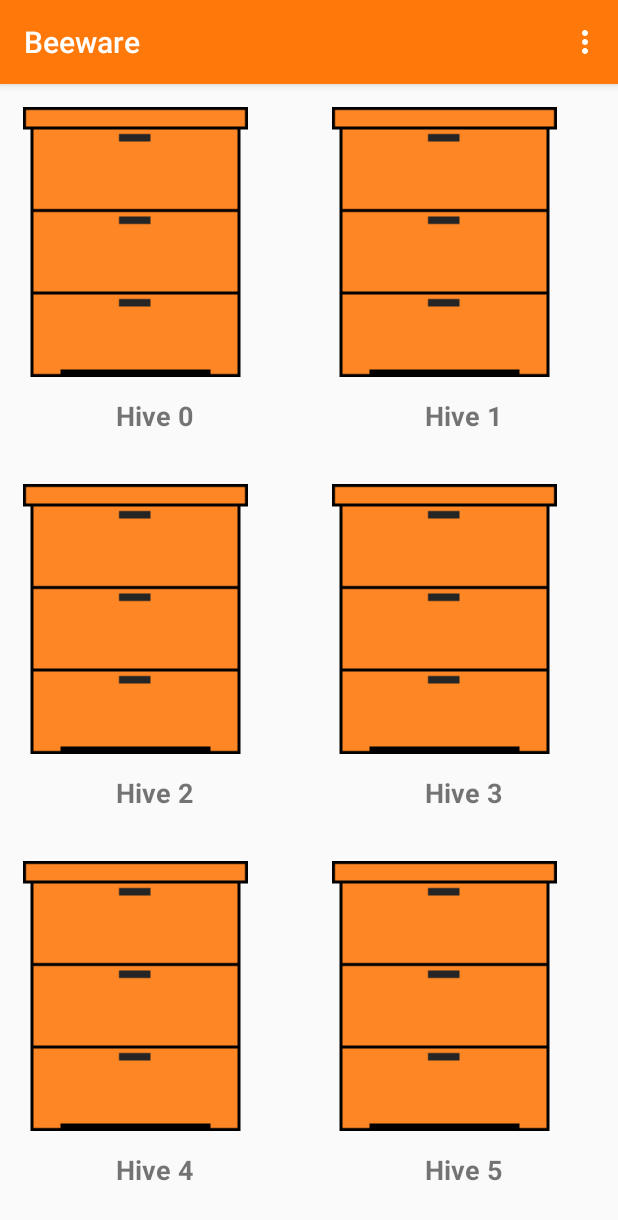
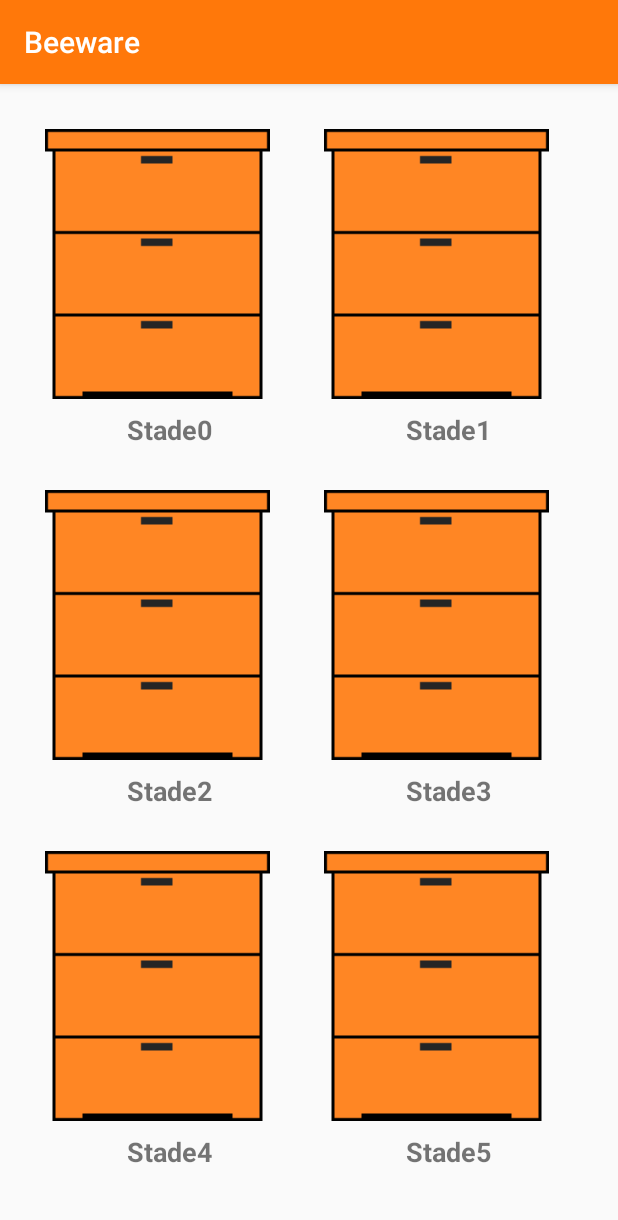
Before and after one commit to ArmandasRokas/beeware, an Android app: the screen it shows after launch (MainActivity), on a phone screen of 412 x 824 dp. Shown: the top 1220 px of the screen. Run offline under Robolectric (Android 15) with nearby library versions, the light colour scheme and no system bars.

Commit message:
New gridview for beehives.

```diff
--- a/app/src/main/AndroidManifest.xml
+++ b/app/src/main/AndroidManifest.xml
@@ -9,7 +9,7 @@
         android:roundIcon="@mipmap/ic_launcher_round"
         android:supportsRtl="true"
         android:theme="@style/AppTheme">
-        <activity android:name=".view.HiveActivity"></activity>
+        <activity android:name=".view.HiveActivity" />
         <activity android:name=".view.MainActivity">
             <intent-filter>
                 <action android:name="android.intent.action.MAIN" />
--- /dev/null
+++ b/app/src/main/java/dk/dtu/group22/beeware/view/ImageAdapter.java
@@ -0,0 +1,59 @@
+package dk.dtu.group22.beeware.view;
+
+import android.content.Context;
+import android.view.LayoutInflater;
+import android.view.View;
+import android.view.ViewGroup;
+import android.widget.BaseAdapter;
+import android.widget.ImageView;
+import android.widget.TextView;
+
+import dk.dtu.group22.beeware.R;
+
+public class ImageAdapter extends BaseAdapter {
+
+    Context ctx;
+
+    ImageAdapter(Context ctx){
+
+    this.ctx = ctx;
+    }
+
+    @Override
+    public int getCount() {
+        //amount of hives
+        return 12;
+    }
+
+    @Override
+    public Object getItem(int position) {
+        return position;
+    }
+
+    @Override
+    public long getItemId(int position) {
+        return R.drawable.beehive2;
+    }
+
+    @Override
+    public View getView(int position, View convertView, ViewGroup parent) {
+
+        View gridView = convertView;
+
+        if(gridView == null){
+            LayoutInflater inflater = (LayoutInflater)ctx.getSystemService(Context.LAYOUT_INFLATER_SERVICE);
+            gridView = inflater.inflate(R.layout.custom_image_layout, null );
+        }
+
+
+        ImageView img = (ImageView)gridView.findViewById(R.id.myImage);
+        TextView title = gridView.findViewById(R.id.album_title);
+
+        img.setImageResource(R.drawable.beehive2);
+
+        title.setText("Stade" + position);
+
+
+        return gridView;
+    }
+}
--- a/app/src/main/java/dk/dtu/group22/beeware/view/MainActivity.java
+++ b/app/src/main/java/dk/dtu/group22/beeware/view/MainActivity.java
@@ -13,51 +13,24 @@ import android.view.Menu;
 import android.view.MenuInflater;
 import android.view.View;
 import android.widget.FrameLayout;
+import android.widget.GridView;
 import android.widget.ImageView;
 
 import dk.dtu.group22.beeware.R;
 
 public class MainActivity extends AppCompatActivity {
 
-    private static final int CONTENT_VIEW_ID = 10101010;
-    private RecyclerView recyclerView;
-    private RecyclerView.LayoutManager layoutManager;
-    private RecyclerAdapter adapter;
-
+    GridView gridView;
 
     @Override
     protected void onCreate(Bundle savedInstanceState) {
         super.onCreate(savedInstanceState);
-        setContentView(R.layout.activity_main);
-        recyclerView = findViewById(R.id.recyclerview);
-        layoutManager = new GridLayoutManager(this,2);
-        recyclerView.setHasFixedSize(true);
-        recyclerView.setLayoutManager(layoutManager);
+        setContentView(R.layout.activity_hive_overview);
 
-        adapter = new RecyclerAdapter();
-        recyclerView.setAdapter(adapter);
+        gridView = findViewById(R.id.gridView);
 
-        //RecyclerAdapter.ImageViewHolder();
-
-
-
-    }
-        public boolean onCreateOptionsMenu (Menu menu){
-            MenuInflater inflater = getMenuInflater();
-            inflater.inflate(R.menu.menu, menu);
-            return super.onCreateOptionsMenu(menu);
-        }
-
-
-    public void onClickHive(View view) {
-
-
-        Intent ID = new Intent(this, HiveActivity.class);
-        String s = "" + recyclerView.getChildLayoutPosition(view);
-
-        ID.putExtra("label", s);
-
-        startActivity(ID);
+        ImageAdapter imageAdapter = new ImageAdapter(this);
+        gridView.setAdapter(imageAdapter);
 
     }
 }
--- a/app/src/main/java/dk/dtu/group22/beeware/view/RecyclerAdapter.java
+++ b/app/src/main/java/dk/dtu/group22/beeware/view/RecyclerAdapter.java
@@ -51,7 +51,7 @@ public class RecyclerAdapter extends RecyclerView.Adapter<RecyclerAdapter.ImageV
             album = itemView.findViewById(R.id.album);
             albumTitle = itemView.findViewById(R.id.album_title);
         }
-
+K
         @Override
         public void onClick(View v) {
 
--- /dev/null
+++ b/app/src/main/res/layout/activity_hive_overview.xml
@@ -0,0 +1,22 @@
+<?xml version="1.0" encoding="utf-8"?>
+<RelativeLayout xmlns:android="http://schemas.android.com/apk/res/android"
+    xmlns:app="http://schemas.android.com/apk/res-auto"
+    xmlns:tools="http://schemas.android.com/tools"
+    android:layout_width="match_parent"
+    android:layout_height="match_parent"
+    android:padding="20dp"
+    tools:context=".view.MainActivity">
+
+    <GridView
+        android:layout_width="wrap_content"
+        android:layout_height="wrap_content"
+        android:id="@+id/gridView"
+        android:columnWidth="100dp"
+        android:numColumns="2"
+        android:stretchMode="columnWidth"
+
+        />
+
+
+
+</RelativeLayout>
--- /dev/null
+++ b/app/src/main/res/layout/custom_image_layout.xml
@@ -0,0 +1,25 @@
+<?xml version="1.0" encoding="utf-8"?>
+<RelativeLayout xmlns:android="http://schemas.android.com/apk/res/android"
+    android:orientation="vertical" android:layout_width="match_parent"
+    android:layout_height="match_parent"
+    android:padding="10dp"
+    >
+
+    <ImageView
+        android:layout_width="wrap_content"
+        android:layout_height="wrap_content"
+        android:src="@drawable/beehive2"
+        android:id="@+id/myImage"/>
+
+    <TextView
+        android:id="@+id/album_title"
+        android:layout_width="match_parent"
+        android:layout_height="wrap_content"
+        android:gravity="center"
+        android:padding="8dp"
+        android:layout_below="@+id/myImage"
+        android:text="@string/stade1"
+        android:textSize="18sp"
+        android:textStyle="bold" />
+
+</RelativeLayout>
--- a/app/src/main/res/values/strings.xml
+++ b/app/src/main/res/values/strings.xml
@@ -5,4 +5,5 @@
     <string name="hello_blank_fragment">Hello blank fragment</string>
     <string name="bistade">Bistade</string>
     <string name="stade1">Stade1</string>
+    <string name="hive">Hive</string>
 </resources>
```
